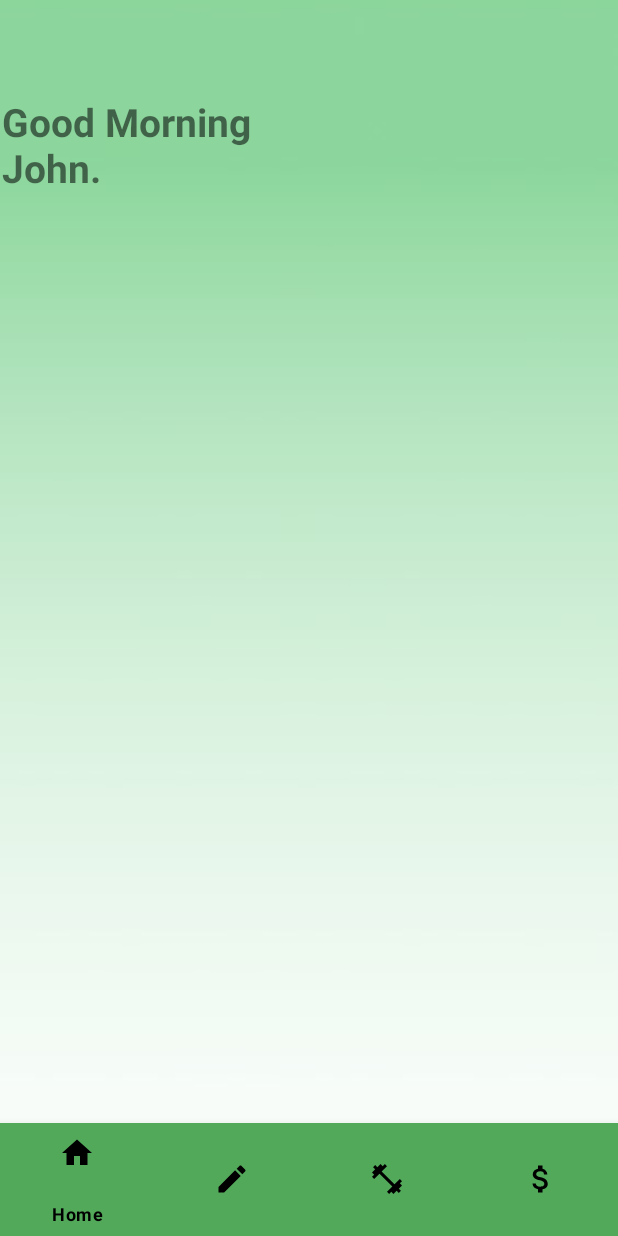
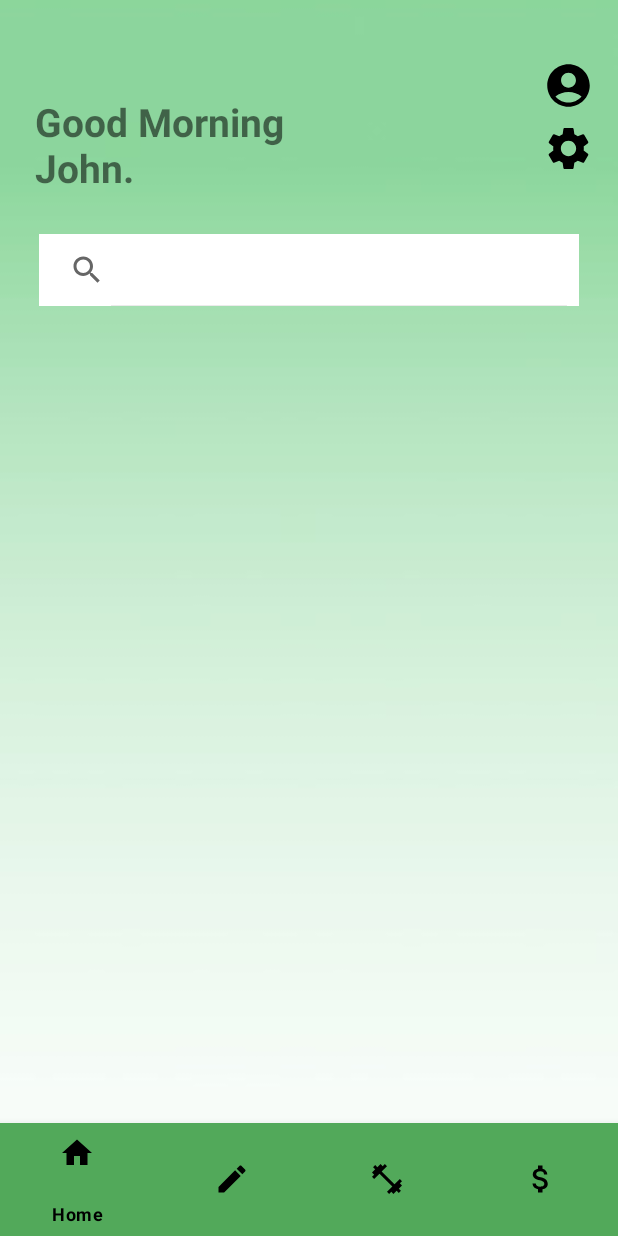
Before and after one commit to Coderman556/ANDECA2, an Android app: the screen it shows after launch (MainActivity), on a phone screen of 412 x 824 dp. Run offline under Robolectric (Android 15) with nearby library versions, the phone set to English and light mode, and no system bars.

Commit message:
Added profile and settings button, search bar

```diff
--- a/app/src/main/java/com/example/myapplication/MainActivity.java
+++ b/app/src/main/java/com/example/myapplication/MainActivity.java
@@ -4,10 +4,14 @@ import androidx.appcompat.app.AppCompatActivity;
 
 import android.annotation.SuppressLint;
 import android.os.Bundle;
+import android.view.View;
 import android.widget.ImageView;
 import android.widget.TextView;
+
 import androidx.appcompat.app.AppCompatActivity;
 import java.util.Calendar;
+import androidx.appcompat.widget.SearchView;
+
 
 public class MainActivity extends AppCompatActivity {
 
@@ -33,5 +37,16 @@ public class MainActivity extends AppCompatActivity {
         } else {
             greetingTextView.setText("Good Evening\nJohn.");
         }
+
+        SearchView searchView = findViewById(R.id.searchView);
+
+        // Set OnClickListener for the entire SearchView
+        searchView.setOnClickListener(new View.OnClickListener() {
+            @Override
+            public void onClick(View v) {
+                // Handle the click event here
+                // You can open a search activity, show suggestions, etc.
+            }
+        });
     }
 }
--- /dev/null
+++ b/app/src/main/res/drawable/ic_baseline_account_circle_24.xml
@@ -0,0 +1,5 @@
+<vector android:height="34dp" android:tint="#000000"
+    android:viewportHeight="24" android:viewportWidth="24"
+    android:width="34dp" xmlns:android="http://schemas.android.com/apk/res/android">
+    <path android:fillColor="@android:color/white" android:pathData="M12,2C6.48,2 2,6.48 2,12s4.48,10 10,10s10,-4.48 10,-10S17.52,2 12,2zM12,6c1.93,0 3.5,1.57 3.5,3.5S13.93,13 12,13s-3.5,-1.57 -3.5,-3.5S10.07,6 12,6zM12,20c-2.03,0 -4.43,-0.82 -6.14,-2.88C7.55,15.8 9.68,15 12,15s4.45,0.8 6.14,2.12C16.43,19.18 14.03,20 12,20z"/>
+</vector>
--- /dev/null
+++ b/app/src/main/res/drawable/ic_baseline_settings_24.xml
@@ -0,0 +1,5 @@
+<vector android:height="34dp" android:tint="#000000"
+    android:viewportHeight="24" android:viewportWidth="24"
+    android:width="34dp" xmlns:android="http://schemas.android.com/apk/res/android">
+    <path android:fillColor="@android:color/white" android:pathData="M19.14,12.94c0.04,-0.3 0.06,-0.61 0.06,-0.94c0,-0.32 -0.02,-0.64 -0.07,-0.94l2.03,-1.58c0.18,-0.14 0.23,-0.41 0.12,-0.61l-1.92,-3.32c-0.12,-0.22 -0.37,-0.29 -0.59,-0.22l-2.39,0.96c-0.5,-0.38 -1.03,-0.7 -1.62,-0.94L14.4,2.81c-0.04,-0.24 -0.24,-0.41 -0.48,-0.41h-3.84c-0.24,0 -0.43,0.17 -0.47,0.41L9.25,5.35C8.66,5.59 8.12,5.92 7.63,6.29L5.24,5.33c-0.22,-0.08 -0.47,0 -0.59,0.22L2.74,8.87C2.62,9.08 2.66,9.34 2.86,9.48l2.03,1.58C4.84,11.36 4.8,11.69 4.8,12s0.02,0.64 0.07,0.94l-2.03,1.58c-0.18,0.14 -0.23,0.41 -0.12,0.61l1.92,3.32c0.12,0.22 0.37,0.29 0.59,0.22l2.39,-0.96c0.5,0.38 1.03,0.7 1.62,0.94l0.36,2.54c0.05,0.24 0.24,0.41 0.48,0.41h3.84c0.24,0 0.44,-0.17 0.47,-0.41l0.36,-2.54c0.59,-0.24 1.13,-0.56 1.62,-0.94l2.39,0.96c0.22,0.08 0.47,0 0.59,-0.22l1.92,-3.32c0.12,-0.22 0.07,-0.47 -0.12,-0.61L19.14,12.94zM12,15.6c-1.98,0 -3.6,-1.62 -3.6,-3.6s1.62,-3.6 3.6,-3.6s3.6,1.62 3.6,3.6S13.98,15.6 12,15.6z"/>
+</vector>
--- /dev/null
+++ b/app/src/main/res/drawable/image_button_background.xml
@@ -0,0 +1,8 @@
+<?xml version="1.0" encoding="utf-8"?>
+<shape xmlns:android="http://schemas.android.com/apk/res/android"
+    android:shape="oval">
+    <solid android:color="@android:color/transparent" />
+    <size
+        android:width="50dp"
+        android:height="50dp" />
+</shape>
--- /dev/null
+++ b/app/src/main/res/drawable/rounded_search_view.xml
@@ -0,0 +1,9 @@
+<?xml version="1.0" encoding="utf-8"?>
+<selector xmlns:android="http://schemas.android.com/apk/res/android">
+    <!-- res/drawable/rounded_search_view_bg.xml -->
+    <shape xmlns:android="http://schemas.android.com/apk/res/android">
+        <solid android:color="@android:color/white" /> <!-- Background color -->
+        <corners android:radius="8dp" /> <!-- Adjust the radius for rounded corners -->
+        <stroke android:color="@android:color/black" android:width="1dp" /> <!-- Border color and width -->
+    </shape>
+</selector>
--- a/app/src/main/res/layout/activity_main.xml
+++ b/app/src/main/res/layout/activity_main.xml
@@ -34,19 +34,56 @@
             android:textSize="26sp"
             android:textStyle="bold"
             android:layout_marginTop="16dp"
+            android:layout_marginLeft="22dp"
             app:layout_constraintStart_toStartOf="parent"
             app:layout_constraintEnd_toEndOf="parent"
             />
+
+        <FrameLayout
+            android:id="@+id/flFragment"
+            android:layout_width="match_parent"
+            android:layout_height="match_parent" />
+
+        />
     </LinearLayout>
-    <FrameLayout
-        android:id="@+id/flFragment"
-        android:layout_width="match_parent"
-        android:layout_height="match_parent"
-        app:layout_constraintBottom_toTopOf="@+id/bottomNavigationView"
+
+    <ImageButton
+        android:id="@+id/profileImageButton"
+        android:layout_width="34dp"
+        android:layout_height="34dp"
+        android:layout_marginEnd="16dp"
+        android:layout_marginTop="40dp"
+        android:background="@drawable/image_button_background"
+        android:src="@drawable/ic_baseline_account_circle_24"
         app:layout_constraintEnd_toEndOf="parent"
-        app:layout_constraintHorizontal_bias="0.5"
+        app:layout_constraintTop_toTopOf="parent"
+        />
+
+
+    <ImageButton
+        android:id="@+id/settingImageButton"
+        android:layout_width="34dp"
+        android:layout_height="34dp"
+        app:layout_constraintEnd_toEndOf="parent"
+        app:layout_constraintTop_toBottomOf="@+id/profileImageButton"
+        android:layout_marginTop="8dp"
+        android:layout_marginEnd="16dp"
+        android:background="@drawable/image_button_background"
+        android:src="@drawable/ic_baseline_settings_24"
+        />
+
+    <androidx.appcompat.widget.SearchView
+        android:id="@+id/searchView"
+        android:layout_width="360dp"
+        android:layout_height="wrap_content"
+        android:layout_marginTop="40dp"
         app:layout_constraintStart_toStartOf="parent"
-        app:layout_constraintTop_toTopOf="parent" />
+        app:layout_constraintEnd_toEndOf="parent"
+        app:layout_constraintTop_toBottomOf="@id/settingImageButton"
+        android:queryHint="Search"
+        app:theme="@style/SearchViewStyle"
+        android:background="@drawable/rounded_search_view"
+        app:iconifiedByDefault="false" />
 
     <com.google.android.material.bottomnavigation.BottomNavigationView
         android:id="@+id/bottomNavigationView"
--- a/app/src/main/res/values/themes.xml
+++ b/app/src/main/res/values/themes.xml
@@ -13,4 +13,15 @@
         <item name="android:statusBarColor">?attr/colorPrimaryVariant</item>
         <!-- Customize your theme here. -->
     </style>
+    <style name="SearchViewStyle" parent="Widget.AppCompat.SearchView">
+        <!-- Customize the background color -->
+        <item name="android:background">@android:color/white</item>
+
+        <!-- Customize the text color -->
+        <item name="android:queryHint">@android:color/black</item>
+
+        <!-- Customize the text color of the search input -->
+        <item name="android:textColor">@android:color/black</item>
+    </style>
+
 </resources>
```
